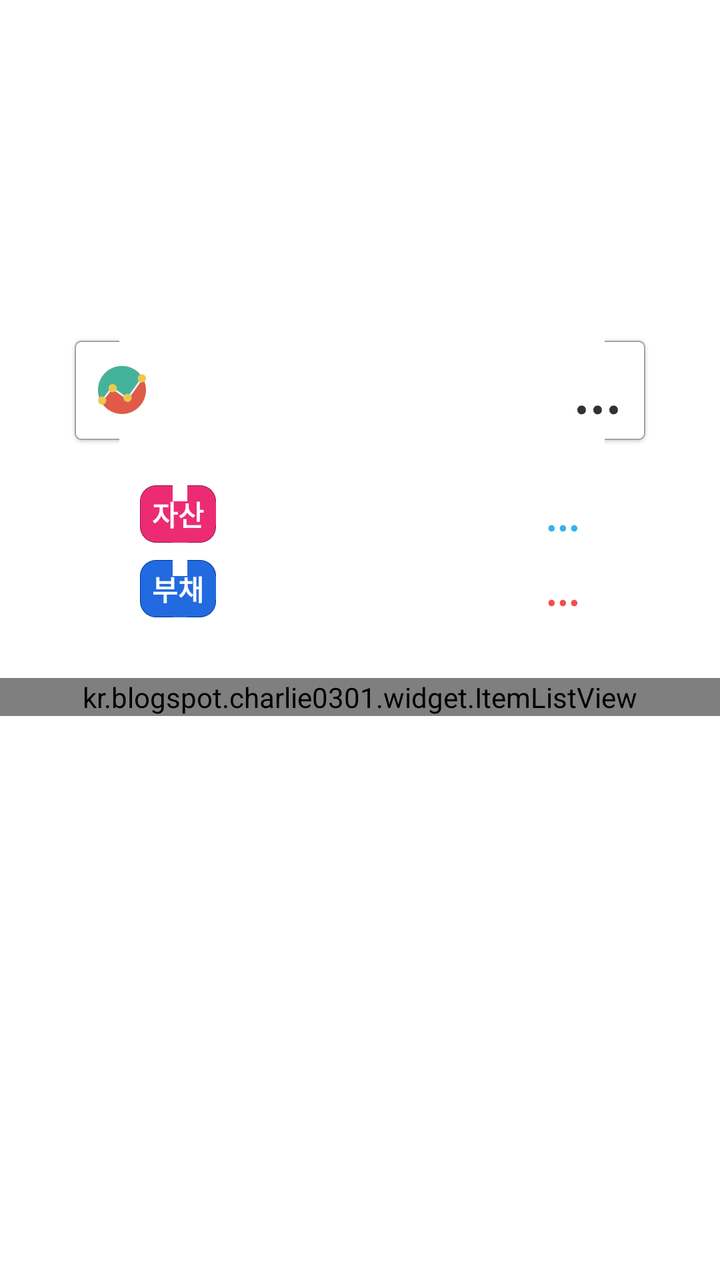
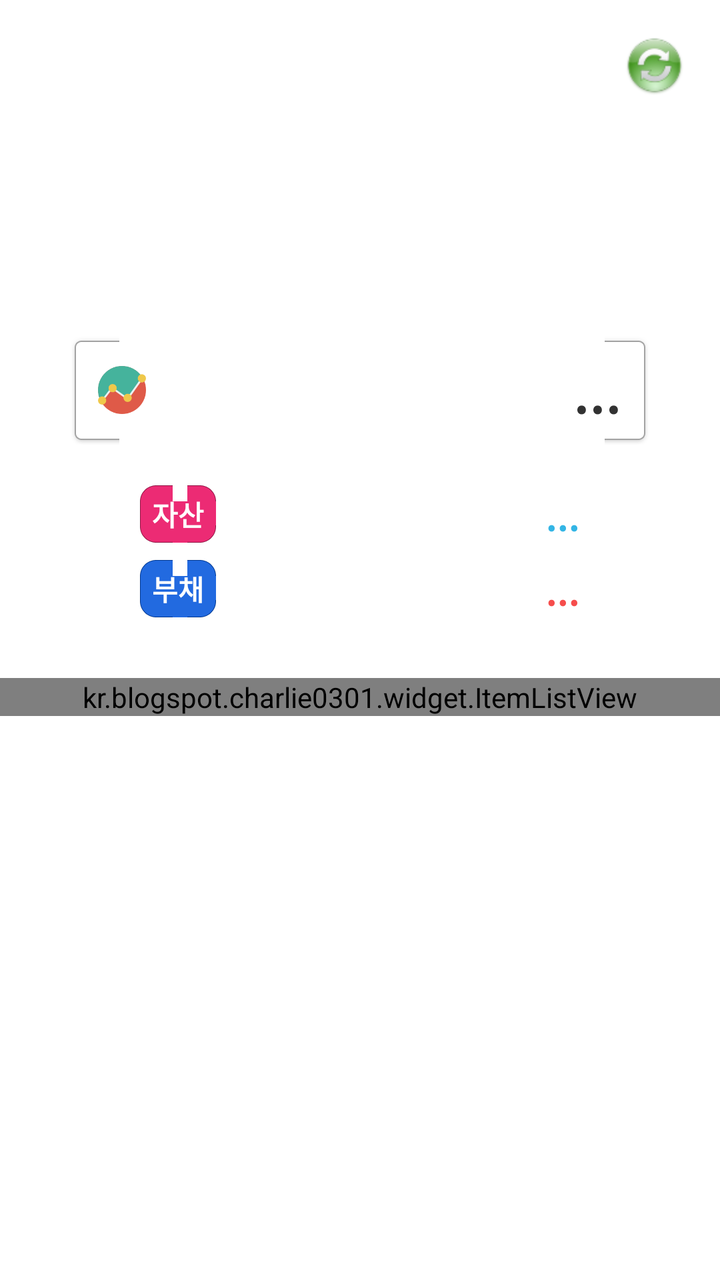

Screens rendered from an Android XML layout before and after an edit, with the pre-edit source and the edit as a unified diff.
<!-- AndroidManifest.xml: application theme AppTheme -->
<!-- res/layout/fragment_finalcial_state_summary_tab.xml -->
<?xml version="1.0" encoding="utf-8"?>
<RelativeLayout xmlns:android="http://schemas.android.com/apk/res/android"
    android:layout_width="match_parent"
    android:layout_height="match_parent" >

    <LinearLayout
        android:layout_width="match_parent"
        android:layout_height="match_parent"
        android:layout_alignParentTop="true"
        android:layout_centerHorizontal="true"
        android:orientation="vertical" >

        <LinearLayout
            android:id="@+id/chart"
            android:layout_width="match_parent"
            android:layout_height="160dp"
            android:layout_gravity="center"
            android:gravity="center"
            android:orientation="vertical" />

        <RelativeLayout
            android:layout_width="match_parent"
            android:layout_height="wrap_content"
            android:layout_marginLeft="35dp"
            android:layout_marginRight="35dp"
            android:layout_marginTop="8dp"
            android:background="@drawable/input_box_round_2"
            android:orientation="horizontal"
            android:paddingBottom="8dp"
            android:paddingLeft="14dp"
            android:paddingRight="14dp"
            android:paddingTop="6dp" >

            <ImageView
                android:layout_width="24dp"
                android:layout_height="24dp"
                android:layout_alignParentLeft="true"
                android:layout_centerVertical="true"
                android:contentDescription="@string/na"
                android:src="@drawable/graph" />

            <TextView
                android:id="@+id/as_sum_value"
                android:layout_width="wrap_content"
                android:layout_height="wrap_content"
                android:layout_alignParentRight="true"
                android:layout_centerVertical="true"
                android:layout_marginLeft="10dp"
                android:text="..."
                android:textScaleX="0.9"
                android:textSize="30sp"
                android:textStyle="bold" />
        </RelativeLayout>

        <RelativeLayout
            android:layout_width="match_parent"
            android:layout_height="wrap_content"
            android:layout_marginLeft="70dp"
            android:layout_marginRight="70dp"
            android:layout_marginTop="20dp"
            android:orientation="horizontal" >

            <TextView
                android:layout_width="wrap_content"
                android:layout_height="wrap_content"
                android:layout_alignParentLeft="true"
                android:layout_centerVertical="true"
                android:background="@drawable/input_color_box"
                android:alpha="90"
                android:paddingBottom="4dp"
                android:paddingLeft="6dp"
                android:paddingRight="6dp"
                android:paddingTop="4dp"
                android:textColor="@color/text_white"
                android:text="@string/title_saving"
                android:textSize="14sp"
                android:textStyle="bold" />

            <TextView
                android:id="@+id/as_saving_value"
                android:layout_width="wrap_content"
                android:layout_height="wrap_content"
                android:layout_alignParentRight="true"
                android:layout_centerVertical="true"
                android:layout_marginLeft="30dp"
                android:text="..."
                android:textColor="@color/text_blue"
                android:textScaleX="0.9"
                android:textSize="22sp"
                android:textStyle="bold" />
        </RelativeLayout>

        <RelativeLayout
            android:layout_width="match_parent"
            android:layout_height="wrap_content"
            android:layout_marginBottom="30dp"
            android:layout_marginLeft="70dp"
            android:layout_marginRight="70dp"
            android:layout_marginTop="8dp"
            android:orientation="horizontal" >

            <TextView
                android:layout_width="wrap_content"
                android:layout_height="wrap_content"
                android:layout_alignParentLeft="true"
                android:layout_centerVertical="true"
                android:background="@drawable/input_color_box_3"
                android:paddingBottom="4dp"
                android:paddingLeft="6dp"
                android:paddingRight="6dp"
                android:paddingTop="4dp"
                android:textColor="@color/text_white"
                android:text="@string/title_debt"
                android:textSize="14sp"
                android:textStyle="bold" />

            <TextView
                android:id="@+id/as_debt_value"
                android:layout_width="wrap_content"
                android:layout_height="wrap_content"
                android:layout_alignParentRight="true"
                android:layout_centerVertical="true"
                android:layout_marginLeft="30dp"
                android:text="..."
                android:textColor="@color/text_red"
                android:textScaleX="0.9"
                android:textSize="22sp"
                android:textStyle="bold" />
        </RelativeLayout>

        <kr.blogspot.charlie0301.widget.ItemListView
            android:id="@+id/as_list_view"
            android:layout_width="match_parent"
            android:layout_height="wrap_content"
            android:divider="@null"
            android:dividerHeight="0dp" />
    </LinearLayout>

</RelativeLayout>
<!-- resources referenced by this layout -->
<resources>
  <color name="text_blue">#33B5E5</color>
  <color name="text_red">#F64D4C</color>
  <color name="text_white">#FFFFFF</color>
  <!-- drawable graph: png bitmap (drawable-xxhdpi, 5153 bytes) -->
  <!-- drawable input_box_round_2: png bitmap (drawable-xxhdpi, 4422 bytes) -->
  <!-- drawable input_color_box: png bitmap (drawable-xxhdpi, 4016 bytes) -->
  <!-- drawable input_color_box_3: png bitmap (drawable-xxhdpi, 4025 bytes) -->
  <string name="na" />
  <string name="title_debt">부채</string>
  <string name="title_saving">자산</string>
  <style name="AppTheme" parent="AppBaseTheme">
          <item name="android:actionBarSize">40dp</item>
          
      </style>
  <style name="AppBaseTheme" parent="android:Theme.Light">
          
      </style>
</resources>

<!-- the commit's change to res/layout/fragment_finalcial_state_summary_tab.xml (unified diff, before → after) -->
@@ -10,13 +10,28 @@
         android:layout_centerHorizontal="true"
         android:orientation="vertical" >
 
-        <LinearLayout
-            android:id="@+id/chart"
+        <FrameLayout
             android:layout_width="match_parent"
-            android:layout_height="160dp"
-            android:layout_gravity="center"
-            android:gravity="center"
-            android:orientation="vertical" />
+            android:layout_height="160dp" >
+
+            <LinearLayout
+                android:id="@+id/chart"
+                android:layout_width="match_parent"
+                android:layout_height="match_parent"
+                android:layout_gravity="center"
+                android:gravity="center"
+                android:orientation="vertical" />
+
+            <ImageView
+                android:id="@+id/as_refresh"
+                android:layout_width="30dp"
+                android:layout_gravity="right|top"
+                android:layout_marginTop="18dp"
+                android:src="@drawable/refresh"
+                android:layout_marginRight="18dp"
+                android:contentDescription="@string/na"
+                android:layout_height="30dp" />
+        </FrameLayout>
 
         <RelativeLayout
             android:layout_width="match_parent"
@@ -65,14 +80,14 @@
                 android:layout_height="wrap_content"
                 android:layout_alignParentLeft="true"
                 android:layout_centerVertical="true"
+                android:alpha="90"
                 android:background="@drawable/input_color_box"
-                android:alpha="90"
                 android:paddingBottom="4dp"
                 android:paddingLeft="6dp"
                 android:paddingRight="6dp"
                 android:paddingTop="4dp"
+                android:text="@string/title_saving"
                 android:textColor="@color/text_white"
-                android:text="@string/title_saving"
                 android:textSize="14sp"
                 android:textStyle="bold" />
 
@@ -109,8 +124,8 @@
                 android:paddingLeft="6dp"
                 android:paddingRight="6dp"
                 android:paddingTop="4dp"
+                android:text="@string/title_debt"
                 android:textColor="@color/text_white"
-                android:text="@string/title_debt"
                 android:textSize="14sp"
                 android:textStyle="bold" />
 
<!-- resource entries referenced after the edit -->
@@ -7,6 +7,7 @@
   <!-- drawable input_box_round_2: png bitmap (drawable-xxhdpi, 4422 bytes) -->
   <!-- drawable input_color_box: png bitmap (drawable-xxhdpi, 4016 bytes) -->
   <!-- drawable input_color_box_3: png bitmap (drawable-xxhdpi, 4025 bytes) -->
+  <!-- drawable refresh: png bitmap (drawable-xxhdpi, 3846 bytes) -->
   <string name="na" />
   <string name="title_debt">부채</string>
   <string name="title_saving">자산</string>
